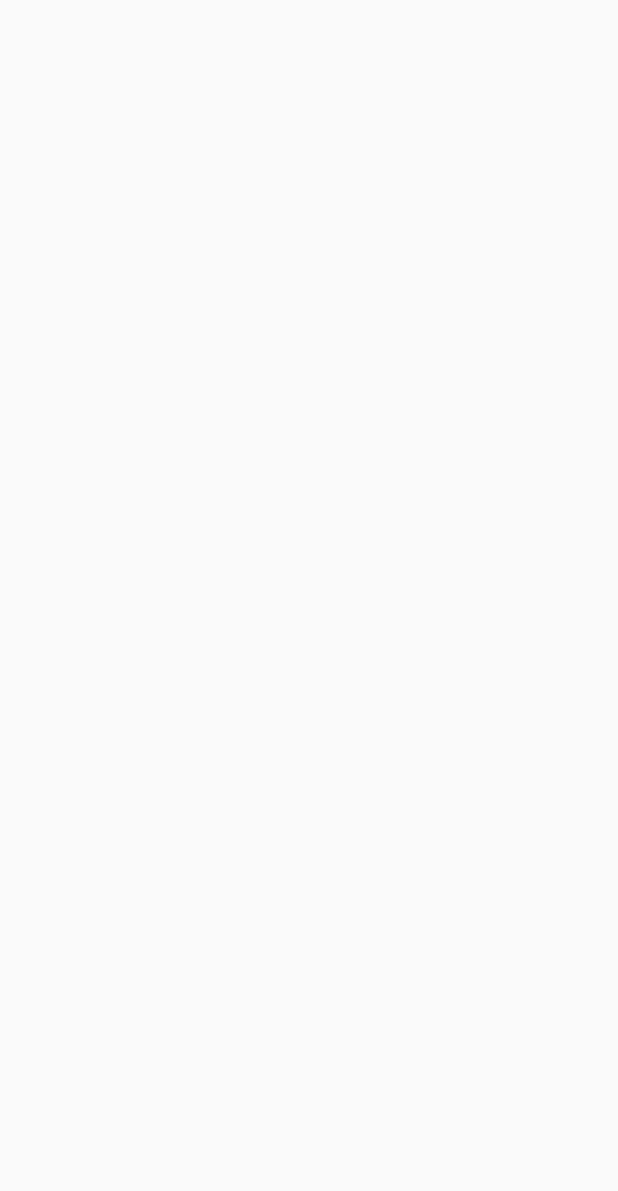
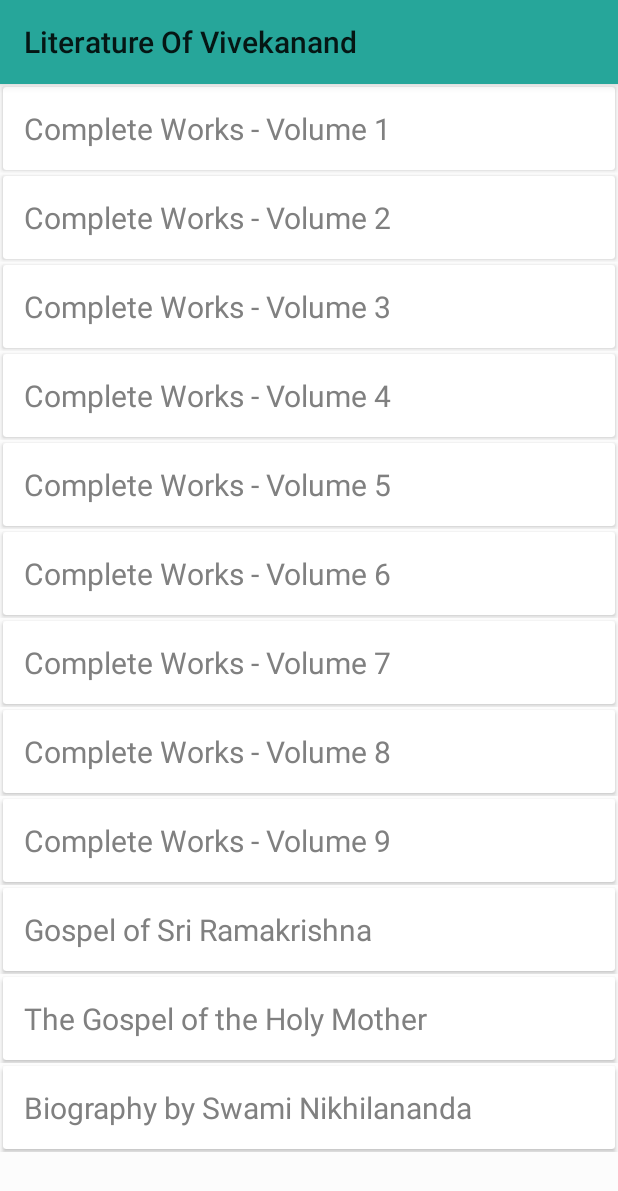
Before and after one commit to gauravshelangia/LiteratureOfvivekanand, an Android app: the EnglishActivity screen opened directly, with no data from a screen before it, on a phone screen of 412 x 824 dp. Before the commit the part shown is empty. Shown: the top 1191 px of the screen. Run offline under Robolectric (Android 15) with nearby library versions, the phone set to English and light mode, and no system bars.

Commit message:
book list added for both bengali and english

```diff
--- a/app/build.gradle
+++ b/app/build.gradle
@@ -23,6 +23,7 @@
     implementation 'com.android.support:appcompat-v7:26.1.0'
     implementation 'com.android.support.constraint:constraint-layout:1.0.2'
     implementation 'com.android.support:design:26.1.0'
+    implementation 'com.android.support:cardview-v7:26.1.0'
     testImplementation 'junit:junit:4.12'
     androidTestImplementation 'com.android.support.test:runner:1.0.1'
     androidTestImplementation 'com.android.support.test.espresso:espresso-core:3.0.1'
--- a/app/src/main/java/com/vivekanand/literature/literatureofvivekanand/EnglishActivity.java
+++ b/app/src/main/java/com/vivekanand/literature/literatureofvivekanand/EnglishActivity.java
@@ -1,13 +1,51 @@
 package com.vivekanand.literature.literatureofvivekanand;
 
+import android.graphics.Color;
 import android.support.v7.app.AppCompatActivity;
 import android.os.Bundle;
+import android.support.v7.widget.CardView;
+import android.support.v7.widget.Toolbar;
+import android.widget.ListView;
+
+import com.vivekanand.literature.literatureofvivekanand.adapter.BookListAdapter;
+import com.vivekanand.literature.literatureofvivekanand.sharedPreference.SharedPreferenceLoader;
 
 public class EnglishActivity extends AppCompatActivity {
 
+    String[] bookNames = {
+            "Complete Works - Volume 1",
+            "Complete Works - Volume 2",
+            "Complete Works - Volume 3",
+            "Complete Works - Volume 4",
+            "Complete Works - Volume 5",
+            "Complete Works - Volume 6",
+            "Complete Works - Volume 7",
+            "Complete Works - Volume 8",
+            "Complete Works - Volume 9",
+            "Gospel of Sri Ramakrishna",
+            "The Gospel of the Holy Mother",
+            "Biography by Swami Nikhilananda"
+    };
+
+    private SharedPreferenceLoader sharedPreferenceLoader;
+
     @Override
     protected void onCreate(Bundle savedInstanceState) {
+        sharedPreferenceLoader = new SharedPreferenceLoader(this);
+        if (sharedPreferenceLoader.loadNightMode()) {
+            setTheme(R.style.AppThemeNight);
+        } else {
+            setTheme(R.style.AppThemeDay);
+        }
         super.onCreate(savedInstanceState);
         setContentView(R.layout.activity_english);
+
+        Toolbar toolbar = (Toolbar) findViewById(R.id.toolbar);
+        setSupportActionBar(toolbar);
+
+        BookListAdapter bookListAdapter = new BookListAdapter(bookNames, this);
+        ListView bookList = (ListView) findViewById(R.id.bookList);
+        bookList.setAdapter(bookListAdapter);
+
     }
 }
--- /dev/null
+++ b/app/src/main/java/com/vivekanand/literature/literatureofvivekanand/adapter/BookListAdapter.java
@@ -0,0 +1,59 @@
+package com.vivekanand.literature.literatureofvivekanand.adapter;
+
+import android.content.Context;
+import android.view.LayoutInflater;
+import android.view.View;
+import android.view.ViewGroup;
+import android.widget.BaseAdapter;
+import android.widget.TextView;
+import android.widget.Toast;
+
+import com.vivekanand.literature.literatureofvivekanand.R;
+
+/**
+ * Created by gaurav on 24/02/18.
+ */
+
+public class BookListAdapter extends BaseAdapter {
+
+    String[] bookNames;
+    Context context;
+    private static LayoutInflater layoutInflater;
+
+    public BookListAdapter(String[] bookNames, Context context) {
+        this.bookNames = bookNames;
+        this.context = context;
+        layoutInflater = (LayoutInflater) context.getSystemService(Context.LAYOUT_INFLATER_SERVICE);
+    }
+
+    @Override
+    public int getCount() {
+        return bookNames.length;
+    }
+
+    @Override
+    public Object getItem(int i) {
+        return i;
+    }
+
+    @Override
+    public long getItemId(int i) {
+        return 0;
+    }
+
+    @Override
+    public View getView(final int i, View convertView, ViewGroup viewGroup) {
+        View view = layoutInflater.inflate(R.layout.book_list_item, null);
+        TextView textView = view.findViewById(R.id.book_list_item_id);
+        textView.setText(bookNames[i]);
+
+        view.setOnClickListener(new View.OnClickListener() {
+            @Override
+            public void onClick(View v) {
+                Toast.makeText(context, "You Clicked " + bookNames[i], Toast.LENGTH_LONG).show();
+            }
+        });
+
+        return view;
+    }
+}
--- a/app/src/main/res/layout/activity_english.xml
+++ b/app/src/main/res/layout/activity_english.xml
@@ -1,9 +1,24 @@
 <?xml version="1.0" encoding="utf-8"?>
-<LinearLayout xmlns:android="http://schemas.android.com/apk/res/android"
+<RelativeLayout xmlns:android="http://schemas.android.com/apk/res/android"
     xmlns:app="http://schemas.android.com/apk/res-auto"
     xmlns:tools="http://schemas.android.com/tools"
     android:layout_width="match_parent"
     android:layout_height="match_parent"
+    android:background="?attr/backgroundColor"
     tools:context="com.vivekanand.literature.literatureofvivekanand.EnglishActivity">
 
-</LinearLayout>
+    <include
+        android:id="@+id/appbar"
+        layout="@layout/appbar"></include>
+
+    <include
+        android:id="@+id/list_of_books"
+        layout="@layout/content_main"
+        android:layout_below="@+id/appbar"
+        android:layout_width="match_parent"
+        android:layout_height="match_parent"
+        >
+
+    </include>
+
+</RelativeLayout>
--- /dev/null
+++ b/app/src/main/res/layout/book_list_item.xml
@@ -0,0 +1,30 @@
+<?xml version="1.0" encoding="utf-8"?>
+<LinearLayout xmlns:android="http://schemas.android.com/apk/res/android"
+    xmlns:card_view="http://schemas.android.com/apk/res-auto"
+    android:orientation="horizontal"
+    android:layout_width="match_parent"
+    android:layout_height="match_parent"
+    >
+
+    <android.support.v7.widget.CardView
+        android:id="@+id/card_view"
+        android:layout_width="match_parent"
+        android:layout_height="wrap_content"
+        android:layout_margin="@dimen/card_view_margin"
+        android:layout_gravity="center"
+        card_view:cardCornerRadius="2dp"
+        card_view:contentPadding="0dp"
+        android:background="?attr/cardBackground"
+        card_view:cardBackgroundColor="?attr/cardBackground"
+        >
+
+        <TextView
+            android:id="@+id/book_list_item_id"
+            android:layout_width="match_parent"
+            android:layout_height="wrap_content"
+            android:layout_margin="@dimen/layout_margin"
+            android:textSize="20dp"
+            android:textColor="?attr/textColor"
+            android:padding="10dp"/>
+    </android.support.v7.widget.CardView>
+</LinearLayout>
--- a/app/src/main/res/layout/content_main.xml
+++ b/app/src/main/res/layout/content_main.xml
@@ -1,20 +1,20 @@
 <?xml version="1.0" encoding="utf-8"?>
-<android.support.constraint.ConstraintLayout xmlns:android="http://schemas.android.com/apk/res/android"
+<RelativeLayout xmlns:android="http://schemas.android.com/apk/res/android"
     xmlns:app="http://schemas.android.com/apk/res-auto"
     xmlns:tools="http://schemas.android.com/tools"
     android:layout_width="match_parent"
     android:layout_height="match_parent"
     app:layout_behavior="@string/appbar_scrolling_view_behavior"
-    tools:context="com.vivekanand.literature.literatureofvivekanand.MainActivity"
-    tools:showIn="@layout/activity_main">
+    android:background="?attr/backgroundColor">
 
-    <TextView
-        android:layout_width="wrap_content"
+
+    <ListView
+        android:id="@+id/bookList"
+        android:layout_width="match_parent"
         android:layout_height="wrap_content"
-        android:text="Hello World!"
-        app:layout_constraintBottom_toBottomOf="parent"
-        app:layout_constraintLeft_toLeftOf="parent"
-        app:layout_constraintRight_toRightOf="parent"
-        app:layout_constraintTop_toTopOf="parent" />
+        android:background="?attr/backgroundColor"
+        android:divider="@null"
+        android:dividerHeight="0dp">
+    </ListView>
 
-</android.support.constraint.ConstraintLayout>
+</RelativeLayout>
--- a/app/src/main/res/values-v21/dimens.xml
+++ b/app/src/main/res/values-v21/dimens.xml
@@ -16,5 +16,6 @@
     <dimen name="brightness_text">25dp</dimen>
 
     <dimen name="layout_settings_padding">4dp</dimen>
+    <dimen name="card_view_margin">2dp</dimen>
 
 </resources>
--- a/app/src/main/res/values/dimens.xml
+++ b/app/src/main/res/values/dimens.xml
@@ -16,5 +16,6 @@
     <dimen name="brightness_text">25dp</dimen>
 
     <dimen name="layout_settings_padding">4dp</dimen>
+    <dimen name="card_view_margin">2dp</dimen>
 
 </resources>
```
Also changed, not shown: app/src/main/java/com/vivekanand/literature/literatureofvivekanand/BengaliActivity.java (+34 -0 lines), app/src/main/java/com/vivekanand/literature/literatureofvivekanand/MainActivity.java (+14 -14 lines), app/src/main/java/com/vivekanand/literature/literatureofvivekanand/Settings.java (+5 -5 lines), app/src/main/res/layout/activity_bengali.xml (+16 -2 lines).
